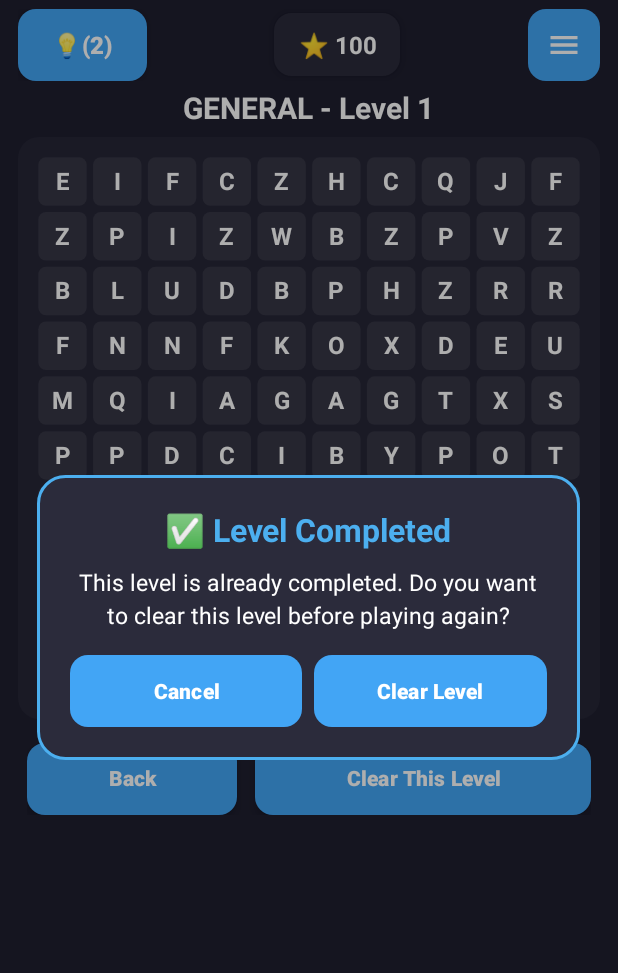
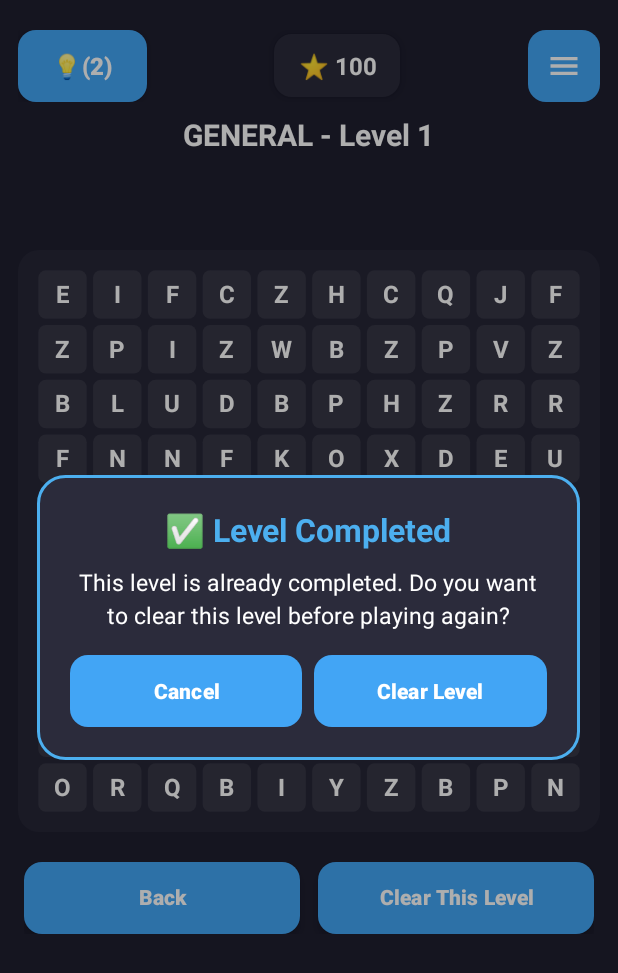
Before and after one commit to Vijay9096/Word-nova-ai, an Android app: the fragment GameFragment placed in its activity, on a phone screen of 412 x 824 dp. Shown: the top 973 px of the screen. Run offline under Robolectric (Android 15) with nearby library versions, the phone set to English and light mode, and no system bars; 1 statement that could not run was skipped.

Commit message:
style: improve game UI layout and spacing
Adjust padding, margins, and board vertical bias for better visual
balance. Update auto-size text constraints and add layout tests
to ensure consistent button sizing and top bar spacing.

```diff
--- a/app/src/main/java/com/example/ui/fragments/GameFragment.java
+++ b/app/src/main/java/com/example/ui/fragments/GameFragment.java
@@ -147,9 +147,9 @@ public class GameFragment extends Fragment {
         ThemeHelper.stylePrimaryButton(btnClearLevel, theme);
 
         TextViewCompat.setAutoSizeTextTypeUniformWithConfiguration(
-                btnBack, 11, 14, 1, TypedValue.COMPLEX_UNIT_SP);
+                btnBack, 10, 14, 1, TypedValue.COMPLEX_UNIT_SP);
         TextViewCompat.setAutoSizeTextTypeUniformWithConfiguration(
-                btnClearLevel, 11, 14, 1, TypedValue.COMPLEX_UNIT_SP);
+                btnClearLevel, 10, 14, 1, TypedValue.COMPLEX_UNIT_SP);
 
         if (contentArea != null && boardContainer != null && bottomButtons != null) {
             contentArea.addOnLayoutChangeListener((v, left, top, right, bottom,
@@ -468,7 +468,7 @@ public class GameFragment extends Fragment {
             );
             buttonsH = bottomButtons.getMeasuredHeight();
         }
-        int verticalMargins = ThemeHelper.dp(requireContext(), 24);
+        int verticalMargins = ThemeHelper.dp(requireContext(), 28);
         int maxBoardForFit = availH - wordsH - buttonsH - verticalMargins;
         int minBoardSize = Math.round(availW * 0.72f);
         int desiredWidth = (maxBoardForFit > 0 && maxBoardForFit < availW)
--- a/app/src/main/res/layout/fragment_game.xml
+++ b/app/src/main/res/layout/fragment_game.xml
@@ -7,15 +7,17 @@
     android:background="@color/bg_default">
 
     <LinearLayout
+        android:id="@+id/game_inner_container"
         android:layout_width="match_parent"
         android:layout_height="match_parent"
         android:orientation="vertical"
         android:paddingHorizontal="12dp"
-        android:paddingTop="6dp"
-        android:paddingBottom="8dp">
+        android:paddingTop="20dp"
+        android:paddingBottom="12dp">
 
     <!-- Top Bar: Hint Button, Coins Pill, Hard Timer (when visible), Hamburger Menu -->
     <LinearLayout
+        android:id="@+id/game_top_bar"
         android:layout_width="match_parent"
         android:layout_height="wrap_content"
         android:gravity="center_vertical"
@@ -90,8 +92,8 @@
         android:layout_width="wrap_content"
         android:layout_height="wrap_content"
         android:layout_gravity="center_horizontal"
-        android:layout_marginTop="4dp"
-        android:layout_marginBottom="6dp"
+        android:layout_marginTop="8dp"
+        android:layout_marginBottom="10dp"
         android:text="GENERAL - Level 1"
         android:textColor="@color/white"
         android:textSize="20sp"
@@ -115,7 +117,7 @@
             app:layout_constraintEnd_toEndOf="parent"
             app:layout_constraintStart_toStartOf="parent"
             app:layout_constraintTop_toTopOf="parent"
-            app:layout_constraintVertical_bias="0.0"
+            app:layout_constraintVertical_bias="0.22"
             app:layout_constraintVertical_chainStyle="packed">
 
             <com.example.ui.WordGridView
@@ -129,7 +131,7 @@
             android:id="@+id/word_scroll"
             android:layout_width="0dp"
             android:layout_height="wrap_content"
-            android:layout_marginTop="6dp"
+            android:layout_marginTop="8dp"
             android:overScrollMode="ifContentScrolls"
             android:scrollbars="none"
             app:layout_constrainedHeight="true"
@@ -149,10 +151,10 @@
             android:id="@+id/bottom_buttons_container"
             android:layout_width="0dp"
             android:layout_height="wrap_content"
-            android:layout_marginTop="10dp"
+            android:layout_marginTop="12dp"
             android:gravity="center"
             android:orientation="horizontal"
-            android:paddingHorizontal="6dp"
+            android:paddingHorizontal="4dp"
             app:layout_constraintBottom_toBottomOf="parent"
             app:layout_constraintEnd_toEndOf="parent"
             app:layout_constraintStart_toStartOf="parent"
@@ -170,7 +172,7 @@
                 android:includeFontPadding="false"
                 android:maxLines="1"
                 android:minWidth="0dp"
-                android:paddingHorizontal="10dp"
+                android:paddingHorizontal="6dp"
                 android:singleLine="true"
                 android:text="@string/btn_back"
                 android:textColor="@color/white"
@@ -182,14 +184,14 @@
                 android:layout_width="0dp"
                 android:layout_height="48dp"
                 android:layout_marginStart="6dp"
-                android:layout_weight="1.6"
+                android:layout_weight="1"
                 android:background="@drawable/bg_btn_blue"
                 android:ellipsize="none"
                 android:gravity="center"
                 android:includeFontPadding="false"
                 android:maxLines="1"
                 android:minWidth="0dp"
-                android:paddingHorizontal="10dp"
+                android:paddingHorizontal="6dp"
                 android:singleLine="true"
                 android:text="@string/btn_clear_level"
                 android:textColor="@color/white"
```
Also changed, not shown: 1 other file.
